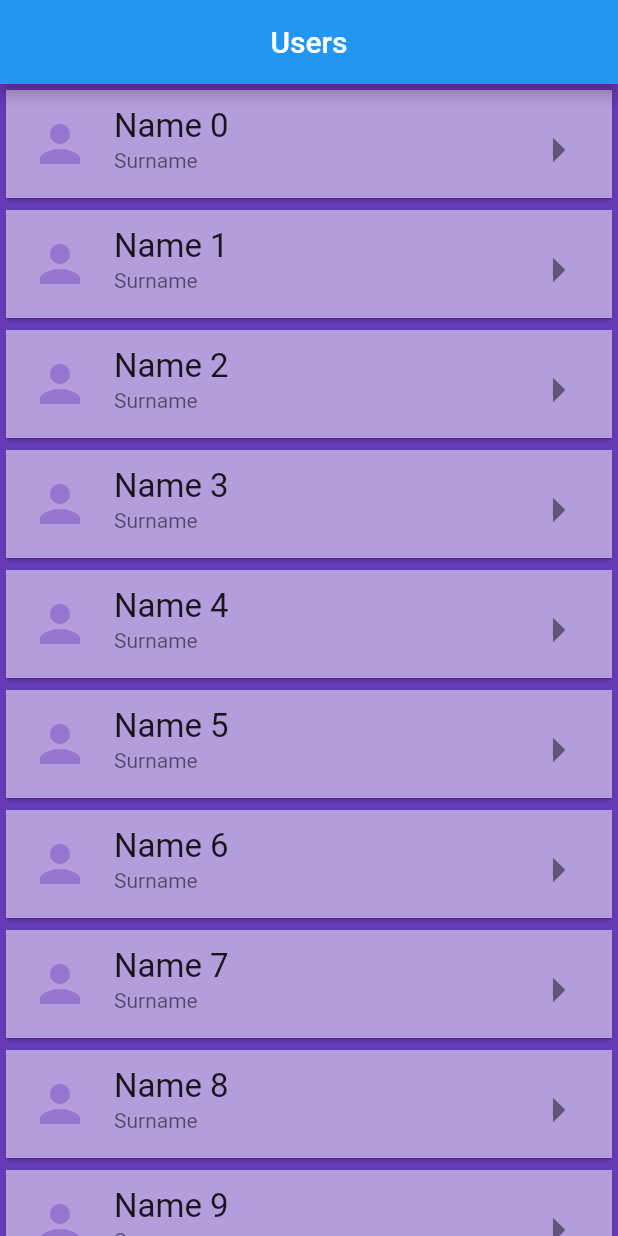
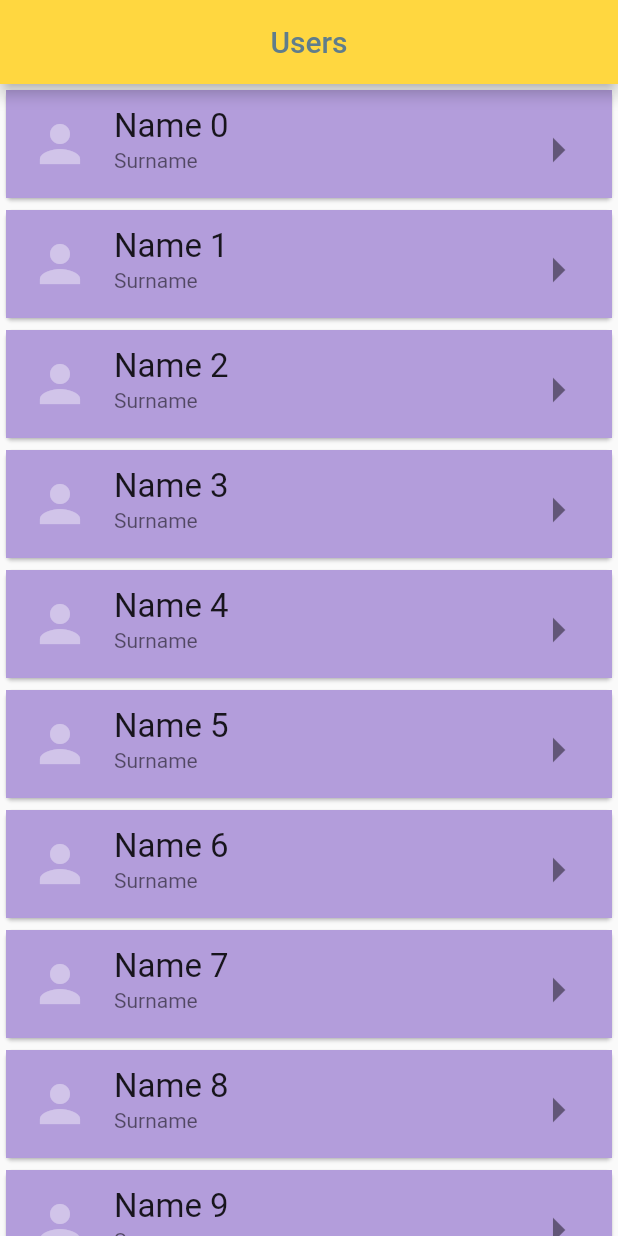
Before and after one commit to Hakkology/Flutter-Fundamentals, a Flutter app: the screen it shows after launch, on a phone screen of 412 x 824 dp. Run offline on Flutter 3.47's test engine with Material 2 defaults, Android fonts, the phone set to English and light mode, and no system bars.

Commit message:
Flutter mail reading mechanism

```diff
--- a/Flutter-1/flutter_oyk/lib/model/user.dart
+++ b/Flutter-1/flutter_oyk/lib/model/user.dart
@@ -4,10 +4,12 @@ class User {
   final String name;
   final String surname;
   Color userColor;
+  bool isRead;
 
   User({
     required this.name,
     required this.surname,
     required this.userColor,
+    required this.isRead,
   });
 }
--- a/Flutter-1/flutter_oyk/lib/view/home_screen.dart
+++ b/Flutter-1/flutter_oyk/lib/view/home_screen.dart
@@ -20,7 +20,8 @@ class _HomeScreenState extends State<HomeScreen> {
     (index) => User(
         name: "Name $index ",
         surname: 'Surname',
-        userColor: Colors.deepPurple.shade200),
+        userColor: Colors.deepPurple.shade200,
+        isRead: false),
   );
 
   @override
@@ -29,12 +30,13 @@ class _HomeScreenState extends State<HomeScreen> {
       appBar: AppBar(
         title: const Text("Users"),
         centerTitle: true,
+        backgroundColor: Colors.amberAccent,
+        foregroundColor: Colors.blueGrey,
       ),
       body: ListView.builder(
         itemCount: userList.length,
         itemBuilder: (context, index) => _buildUserCard(context, index),
       ),
-      backgroundColor: Colors.deepPurple,
     );
   }
 
@@ -43,7 +45,9 @@ class _HomeScreenState extends State<HomeScreen> {
       child: ListTile(
         leading: Icon(
           Icons.person,
-          color: Colors.deepPurple.shade300,
+          color: userList[index].isRead
+              ? Colors.deepPurple.shade300
+              : Colors.deepPurple.shade100,
           size: 40,
         ),
         title: Text(
@@ -64,7 +68,7 @@ class _HomeScreenState extends State<HomeScreen> {
             navigateToDetail(context, index);
 
             setState(() {
-              userList[index].userColor = Colors.deepPurple.shade100;
+              userList[index].isRead = true;
             });
           },
         ),
```
